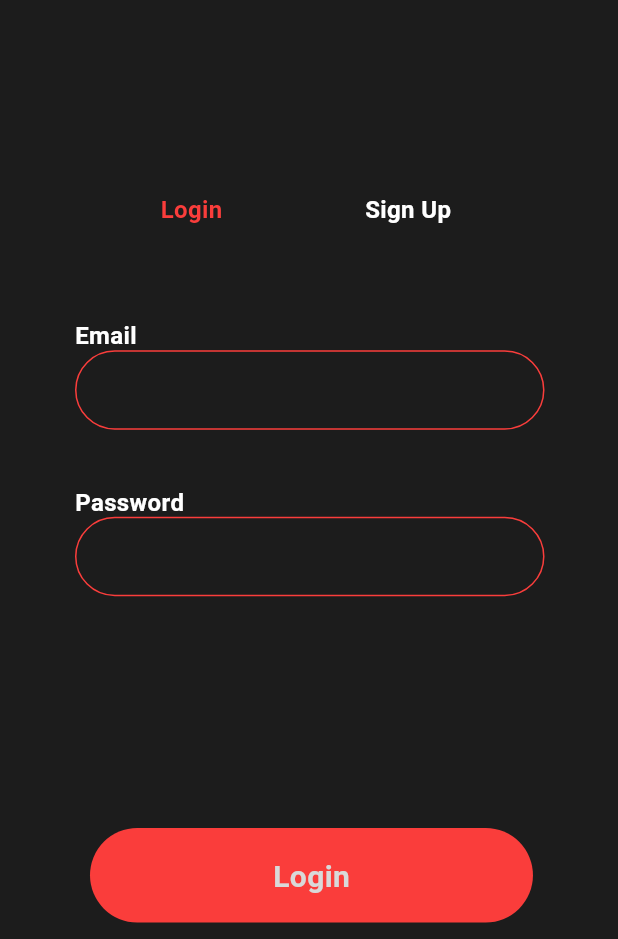
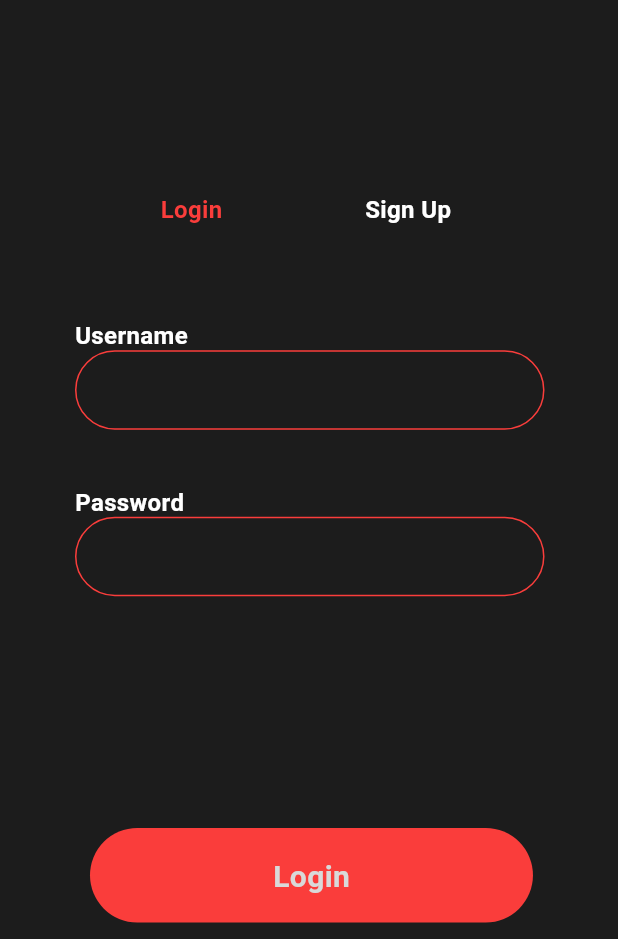
Before and after one commit to fabiopinto-frrp/Brokeflix, a Flutter app: the screen it shows after launch, on a phone screen of 412 x 824 dp, the part 297-1236 px from its top. Run offline on Flutter 3.47's test engine with Material 3 defaults, Android fonts, the phone set to English and light mode, and no system bars; Roboto replaces fonts that are missing (Poppins).

Commit message:
fix&feat: fixed login and added register page

```diff
--- a/frontend/lib/pages/login.dart
+++ b/frontend/lib/pages/login.dart
@@ -1,14 +1,23 @@
 import 'package:flutter/material.dart';
+import 'register.dart';
 
-class LoginPage extends StatelessWidget {
-  const LoginPage({Key? key});
+class LoginPage extends StatefulWidget {
+  const LoginPage({Key? key}) : super(key: key);
+
+  @override
+  LoginPageState createState() => LoginPageState();
+}
+
+class LoginPageState extends State<LoginPage> {
+  TextEditingController emailController = TextEditingController();
+  TextEditingController passwordController = TextEditingController();
 
   @override
   Widget build(BuildContext context) {
     return Scaffold(
       body: Container(
-        width: 1440,
-        height: 3120,
+        width: MediaQuery.of(context).size.width,
+        height: MediaQuery.of(context).size.height,
         clipBehavior: Clip.antiAlias,
         decoration: const BoxDecoration(color: Color(0xFF1C1C1C)),
         child: Stack(
@@ -63,7 +72,7 @@ class LoginPage extends StatelessWidget {
                           crossAxisAlignment: CrossAxisAlignment.start,
                           children: [
                             const Text(
-                              'Email',
+                              'Username',
                               style: TextStyle(
                                 color: Colors.white,
                                 fontSize: 16,
@@ -79,6 +88,14 @@ class LoginPage extends StatelessWidget {
                                 shape: RoundedRectangleBorder(
                                   side: const BorderSide(width: 1, color: Color(0xFFFA3D3B)),
                                   borderRadius: BorderRadius.circular(32),
+                                ),
+                              ),
+                              child: TextField(
+                                controller: emailController,
+                                style: const TextStyle(color: Colors.white),
+                                decoration: const InputDecoration(
+                                  border: InputBorder.none,
+                                  contentPadding: EdgeInsets.symmetric(horizontal: 20),
                                 ),
                               ),
                             ),
@@ -116,6 +133,15 @@ class LoginPage extends StatelessWidget {
                                   borderRadius: BorderRadius.circular(32),
                                 ),
                               ),
+                              child: TextField(
+                                controller: passwordController,
+                                obscureText: true,
+                                style: const TextStyle(color: Colors.white),
+                                decoration: const InputDecoration(
+                                  border: InputBorder.none,
+                                  contentPadding: EdgeInsets.symmetric(horizontal: 20),
+                                ),
+                              ),
                             ),
                           ],
                         ),
@@ -150,12 +176,7 @@ class LoginPage extends StatelessWidget {
                   children: [
                     Container(
                       padding: const EdgeInsets.symmetric(horizontal: 20, vertical: 10),
-                      child: const Row(
-                        mainAxisSize: MainAxisSize.min,
-                        mainAxisAlignment: MainAxisAlignment.center,
-                        crossAxisAlignment: CrossAxisAlignment.center,
-                        children: [
-                          Text(
+                      child: const Text(
                         'Login',
                         style: TextStyle(
                           color: Color(0xFFFA3D3B),
@@ -165,18 +186,18 @@ class LoginPage extends StatelessWidget {
                           height: 0,
                         ),
                       ),
-                        ],
-                      ),
                     ),
                     const SizedBox(width: 55),
-                    Container(
+                    GestureDetector(
+                      onTap: () {
+                        Navigator.push(
+                          context,
+                          MaterialPageRoute(builder: (context) => const RegisterPage()),
+                        );
+                      },
+                      child: Container(
                         padding: const EdgeInsets.symmetric(horizontal: 20, vertical: 10),
-                      child: const Row(
-                        mainAxisSize: MainAxisSize.min,
-                        mainAxisAlignment: MainAxisAlignment.center,
-                        crossAxisAlignment: CrossAxisAlignment.center,
-                        children: [
-                          Text(
+                        child: const Text(
                           'Sign Up',
                           style: TextStyle(
                             color: Colors.white,
@@ -186,7 +207,6 @@ class LoginPage extends StatelessWidget {
                             height: 0,
                           ),
                         ),
-                        ],
                       ),
                     ),
                   ],
```
Also changed, not shown: frontend/lib/pages/register.dart (+265 -0 lines). Lines whose indentation alone changed are shown as unchanged.
